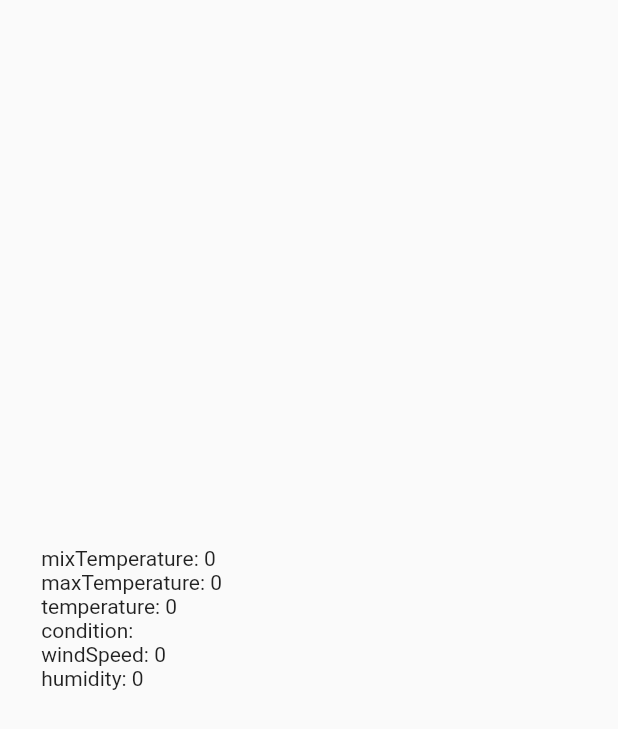
After one commit to Adzumr/forecasting_app, a Flutter app: the ForecastScreen screen opened directly, on a phone screen of 412 x 824 dp. The commit adds this screen. Shown: the top 729 px of the screen. Run offline on Flutter 3.47's test engine with Material 2 defaults, Android fonts, the phone set to English and light mode, and no system bars; our stand-ins replace get, google_fonts, sizer; accounts and stored records are empty.

Commit message:
integrated login and sign up AP

```diff
--- /dev/null
+++ b/lib/models/login_model.dart
@@ -0,0 +1,83 @@
+class LoginModel {
+  final String? msg;
+  final String? email;
+  final String? token;
+  final LiveWeather? liveWeather;
+
+  LoginModel({
+    this.msg,
+    this.email,
+    this.token,
+    this.liveWeather,
+  });
+
+  LoginModel.fromJson(Map<String, dynamic> json)
+      : msg = json['msg'] as String?,
+        email = json['email'] as String?,
+        token = json['token'] as String?,
+        liveWeather = (json['liveWeather'] as Map<String, dynamic>?) != null
+            ? LiveWeather.fromJson(json['liveWeather'] as Map<String, dynamic>)
+            : null;
+
+  Map<String, dynamic> toJson() => {
+        'msg': msg,
+        'email': email,
+        'token': token,
+        'liveWeather': liveWeather?.toJson()
+      };
+}
+
+class LiveWeather {
+  final String? id;
+  final String? date;
+  final num? minTemperature;
+  final num? maxTemperature;
+  final num? temperature;
+  final String? condition;
+  final num? windSpeed;
+  final num? humidity;
+  final String? cityId;
+  final String? createdAt;
+  final String? updatedAt;
+
+  LiveWeather({
+    this.id,
+    this.date,
+    this.minTemperature,
+    this.maxTemperature,
+    this.temperature,
+    this.condition,
+    this.windSpeed,
+    this.humidity,
+    this.cityId,
+    this.createdAt,
+    this.updatedAt,
+  });
+
+  LiveWeather.fromJson(Map<String, dynamic> json)
+      : id = json['_id'] as String?,
+        date = json['date'] as String?,
+        minTemperature = json['minTemperature'] as num?,
+        maxTemperature = json['maxTemperature'] as num?,
+        temperature = json['temperature'] as num?,
+        condition = json['condition'] as String?,
+        windSpeed = json['windSpeed'] as num?,
+        humidity = json['humidity'] as num?,
+        cityId = json['cityId'] as String?,
+        createdAt = json['createdAt'] as String?,
+        updatedAt = json['updatedAt'] as String?;
+
+  Map<String, dynamic> toJson() => {
+        '_id': id,
+        'date': date,
+        'minTemperature': minTemperature,
+        'maxTemperature': maxTemperature,
+        'temperature': temperature,
+        'condition': condition,
+        'windSpeed': windSpeed,
+        'humidity': humidity,
+        'cityId': cityId,
+        'createdAt': createdAt,
+        'updatedAt': updatedAt
+      };
+}
--- /dev/null
+++ b/lib/utils/constants.dart
@@ -0,0 +1 @@
+const String baseUrl = "https://hiring-test.a2dweb.com/";
--- /dev/null
+++ b/lib/views/forecast_screen.dart
@@ -0,0 +1,43 @@
+import 'package:flutter/material.dart';
+import 'package:forecasting_app/controllers/onboarding_controller.dart';
+import 'package:get/get.dart';
+import 'package:sizer/sizer.dart';
+
+class ForecastScreen extends StatefulWidget {
+  const ForecastScreen({super.key});
+
+  @override
+  State<ForecastScreen> createState() => _ForecastScreenState();
+}
+
+class _ForecastScreenState extends State<ForecastScreen> {
+  final controller = Get.find<OnboardingController>();
+  @override
+  Widget build(BuildContext context) {
+    return Scaffold(
+      body: SafeArea(
+        child: Padding(
+          padding: EdgeInsets.all(20.sp),
+          child: Column(
+            crossAxisAlignment: CrossAxisAlignment.stretch,
+            mainAxisAlignment: MainAxisAlignment.center,
+            children: [
+              Text(
+                  "mixTemperature: ${controller.loginModel!.liveWeather!.minTemperature!}"),
+              Text(
+                  "maxTemperature: ${controller.loginModel!.liveWeather!.maxTemperature!}"),
+              Text(
+                  "temperature: ${controller.loginModel!.liveWeather!.temperature!}"),
+              Text(
+                  "condition: ${controller.loginModel!.liveWeather!.condition!}"),
+              Text(
+                  "windSpeed: ${controller.loginModel!.liveWeather!.windSpeed!}"),
+              Text(
+                  "humidity: ${controller.loginModel!.liveWeather!.humidity!}"),
+            ],
+          ),
+        ),
+      ),
+    );
+  }
+}
```
Also changed, not shown: lib/controllers/onboarding_controller.dart (+80 -9 lines), lib/views/sign_in_screen.dart (+26 -6 lines), lib/views/sign_up_screen.dart (+30 -17 lines), 4 other files.
